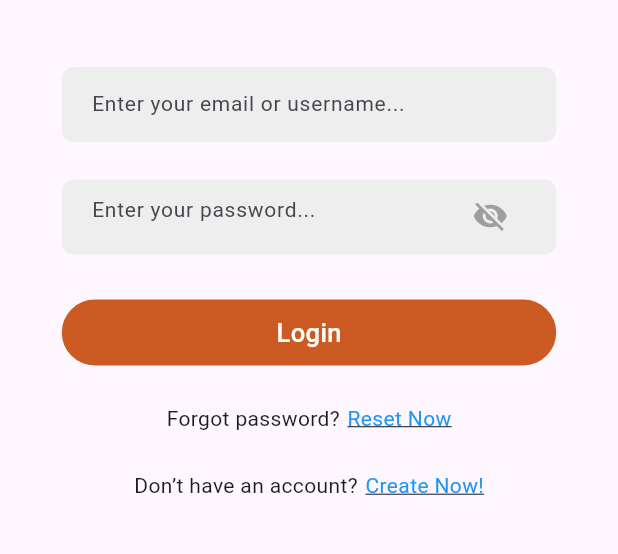
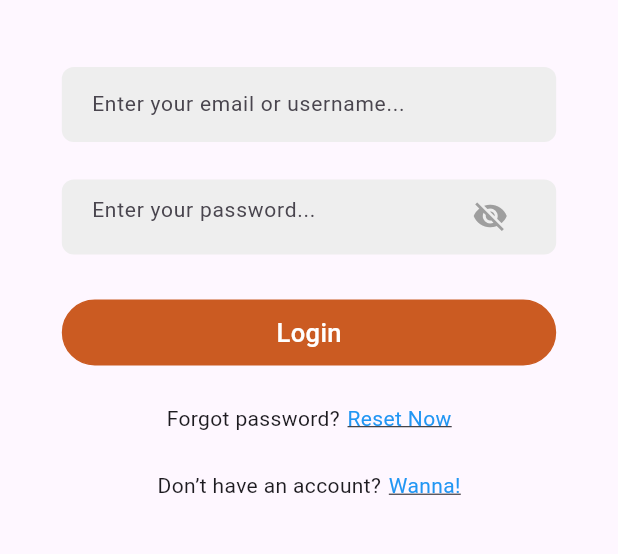
Before and after one commit to niddalalii-syed/pet-store-app, a Flutter app: the screen it shows after launch, after a tap on "Get Started", on a phone screen of 412 x 824 dp, the part 344-898 px from its top. Run offline on Flutter 3.47's test engine with Material 3 defaults, Android fonts, the phone set to English and light mode, and no system bars; our stand-ins replace pinput.

Commit message:
Update login_screen.dart

```diff
--- a/lib/screens/login/signup/login_screen.dart
+++ b/lib/screens/login/signup/login_screen.dart
@@ -105,7 +105,7 @@ class _LoginScreenState extends State<LoginScreen> {
                       }));
                     },
                     child: Text(
-                      'Create Now!',
+                      'Wanna!',
                       style: TextStyle(
                         color: Colors.blue, // Change color to match your design
                         decoration: TextDecoration.underline,
```
